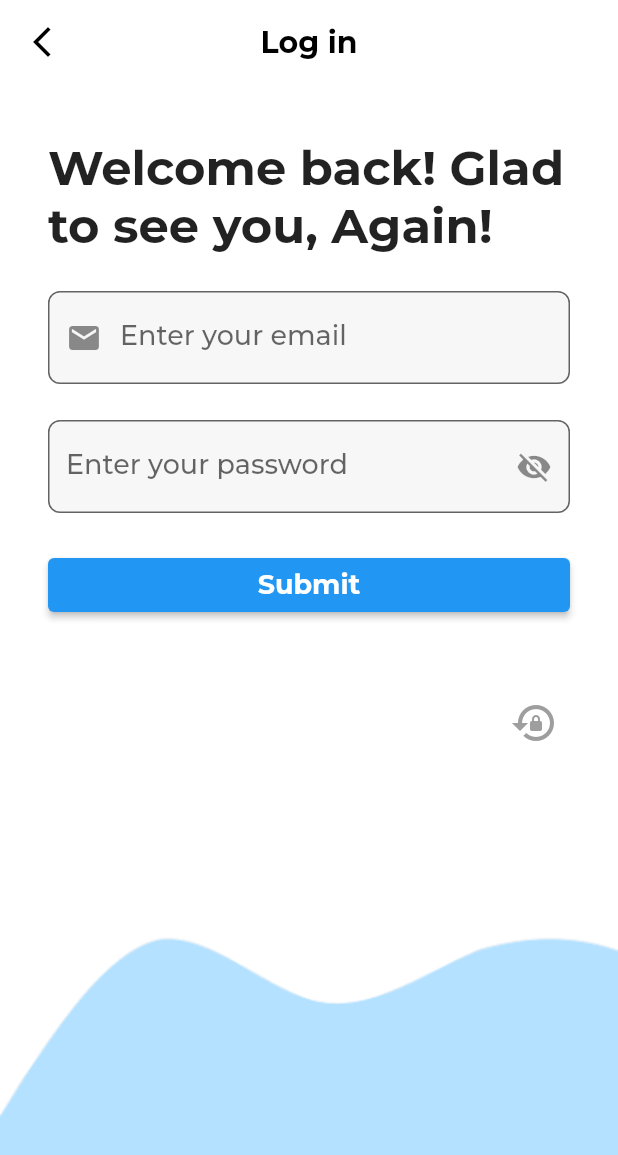
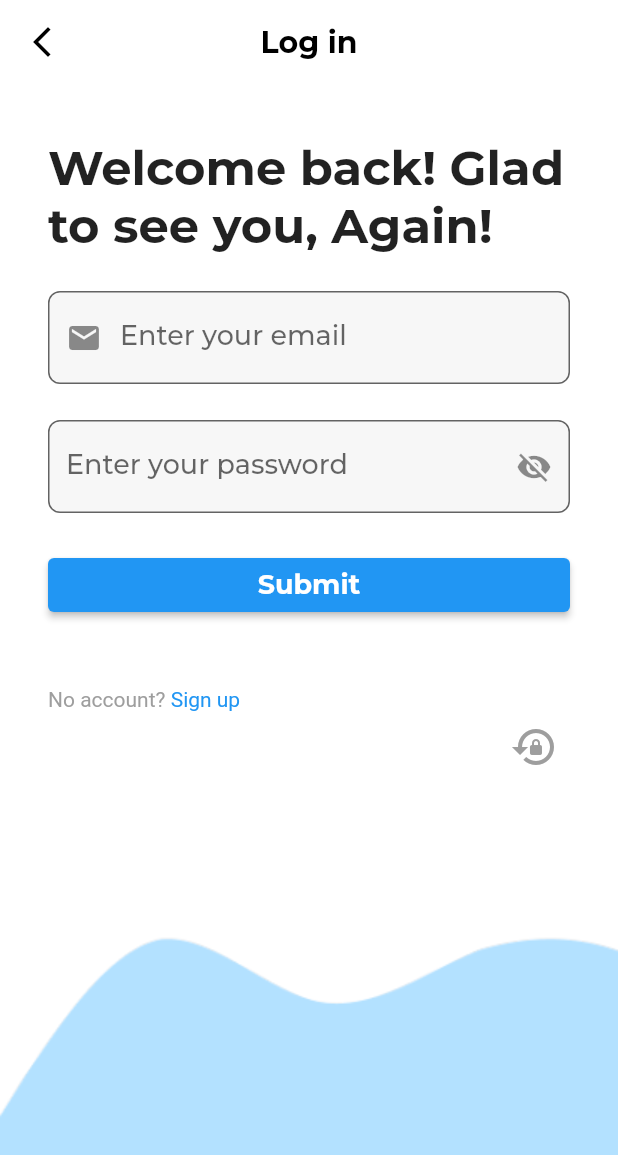
Before and after one commit to theiotproject/virtual-key, a Flutter app: the screen it shows after launch, after a tap on "Start", on a phone screen of 412 x 824 dp. Shown: the top 1155 px of the screen. Run offline on Flutter 3.47's test engine with Material 2 defaults, Android fonts, the phone set to English and light mode, and no system bars; our stand-ins replace connectivity_plus, flutter_secure_storage, flutter_slidable, qr_flutter; accounts and stored records are empty; network calls fail.

Commit message:
Add sign up button

```diff
--- a/lib/login.dart
+++ b/lib/login.dart
@@ -1,10 +1,12 @@
 import 'package:connectivity_plus/connectivity_plus.dart';
+import 'package:flutter/gestures.dart';
 import 'package:flutter/material.dart';
 import 'package:flutter_secure_storage/flutter_secure_storage.dart';
 import 'package:virtual_key/services/remote_service.dart';
 import 'package:virtual_key/globals.dart';
 import 'package:http/http.dart' as http;
 import 'package:virtual_key/widgets/custom_appbar.dart';
+import 'package:url_launcher/url_launcher.dart';
 
 class Login extends StatefulWidget {
   const Login({Key? key}) : super(key: key);
@@ -103,6 +105,28 @@ class _LoginState extends State<Login> {
                 ),
               ),
             ),
+            RichText(
+              text: TextSpan(
+                children: [
+                  const TextSpan(
+                    text: 'No account? ',
+                    style: TextStyle(color: Colors.grey),
+                  ),
+                  TextSpan(
+                    text: 'Sign up',
+                    style: const TextStyle(color: Colors.blue),
+                    recognizer: TapGestureRecognizer()
+                      ..onTap = () async {
+                        Uri url = Uri.parse(
+                            'https://keymanager.theiotproject.com/register');
+                        if (!await launchUrl(url, mode: LaunchMode.externalApplication)) {
+                          throw 'Could not launch $url';
+                        }
+                      },
+                  ),
+                ],
+              ),
+            ),
             Align(
               alignment: Alignment.bottomRight,
               child: IconButton(
--- a/pubspec.yaml
+++ b/pubspec.yaml
@@ -29,6 +29,7 @@ dependencies:
   flutter_secure_storage: ^5.0.2
   path_provider: ^2.0.11
   connectivity_plus: ^2.2.1
+  url_launcher: ^6.1.7
   flutter_slidable: ^2.0.0
   cupertino_icons: ^1.0.2
 
```
Also changed, not shown: pubspec.lock.
